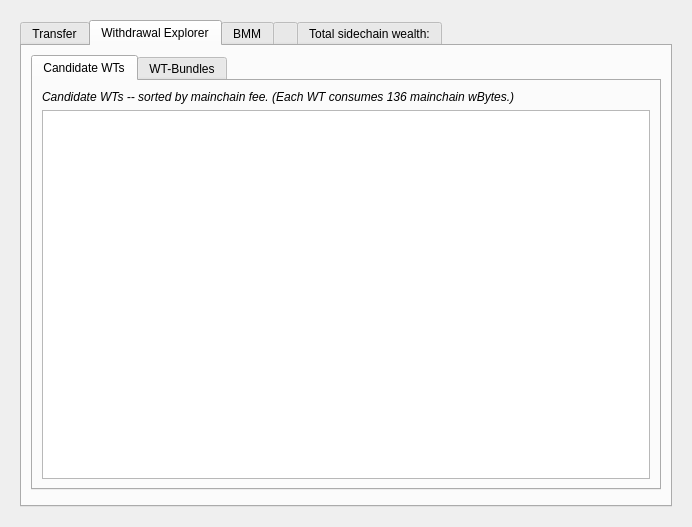
Before: the Qt Designer form src/qt/forms/sidechainpage.ui in skydogenet/sidechains, drawn with Qt 5.
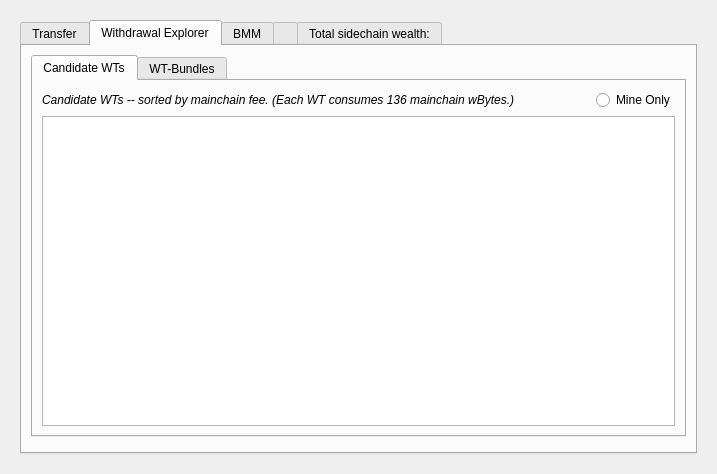
After: the same form once the commit is applied. The open tabs and pages were chosen to show the change. Icons and pictures are not drawn. Custom widgets are drawn as their Qt base class.

Commit message: Add button to only my WTs on WT explorer

Patch:
```diff
--- a/src/qt/forms/sidechainpage.ui
+++ b/src/qt/forms/sidechainpage.ui
@@ -6,8 +6,8 @@
    <rect>
     <x>0</x>
     <y>0</y>
-    <width>692</width>
-    <height>527</height>
+    <width>717</width>
+    <height>474</height>
    </rect>
   </property>
   <property name="sizePolicy">
@@ -19,8 +19,8 @@
   <property name="windowTitle">
    <string>Form</string>
   </property>
-  <layout class="QVBoxLayout" name="verticalLayout_2">
-   <item>
+  <layout class="QGridLayout" name="gridLayout_11">
+   <item row="0" column="0">
     <widget class="QStackedWidget" name="stackedWidget">
      <property name="currentIndex">
       <number>0</number>
@@ -769,20 +769,8 @@
               <attribute name="title">
                <string>Candidate WTs</string>
               </attribute>
-              <layout class="QVBoxLayout" name="verticalLayout_4">
-               <item>
-                <widget class="QLabel" name="label_34">
-                 <property name="font">
-                  <font>
-                   <italic>true</italic>
-                  </font>
-                 </property>
-                 <property name="text">
-                  <string>Candidate WTs -- sorted by mainchain fee. (Each WT consumes 136 mainchain wBytes.)</string>
-                 </property>
-                </widget>
-               </item>
-               <item>
+              <layout class="QGridLayout" name="gridLayout_7">
+               <item row="2" column="0" colspan="3">
                 <widget class="QTableView" name="tableViewUnspentWT">
                  <property name="font">
                   <font>
@@ -808,6 +796,41 @@
                  </attribute>
                 </widget>
                </item>
+               <item row="0" column="2">
+                <widget class="QRadioButton" name="radioButtonOnlyMyWTs">
+                 <property name="text">
+                  <string>Mine Only</string>
+                 </property>
+                </widget>
+               </item>
+               <item row="0" column="0">
+                <widget class="QLabel" name="label_34">
+                 <property name="font">
+                  <font>
+                   <italic>true</italic>
+                  </font>
+                 </property>
+                 <property name="text">
+                  <string>Candidate WTs -- sorted by mainchain fee. (Each WT consumes 136 mainchain wBytes.)</string>
+                 </property>
+                </widget>
+               </item>
+               <item row="0" column="1">
+                <spacer name="horizontalSpacer_12">
+                 <property name="orientation">
+                  <enum>Qt::Horizontal</enum>
+                 </property>
+                 <property name="sizeType">
+                  <enum>QSizePolicy::Maximum</enum>
+                 </property>
+                 <property name="sizeHint" stdset="0">
+                  <size>
+                   <width>40</width>
+                   <height>20</height>
+                  </size>
+                 </property>
+                </spacer>
+               </item>
               </layout>
              </widget>
              <widget class="QWidget" name="tab">
```
The commit also changes 4 other files.
